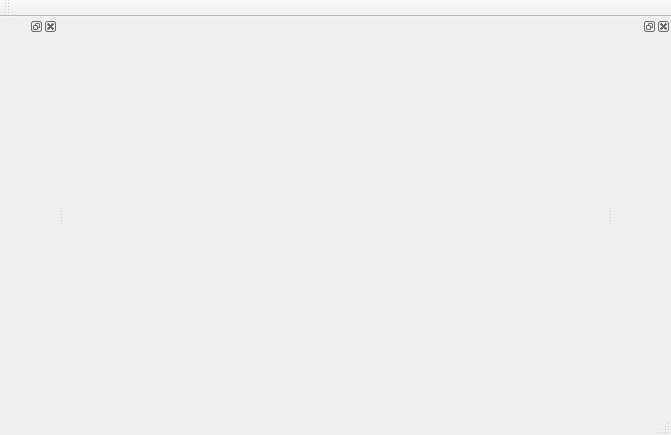
First picture: the form in fileexplorer.ui, repository zare3/DiskAnalyser, before the edit.
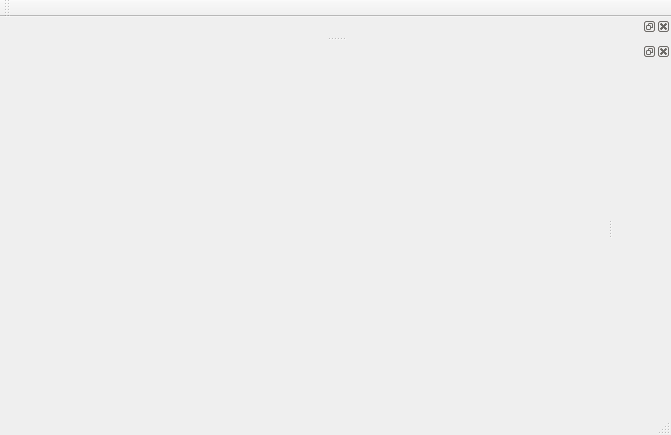
Second picture: the form after the edit.

What changed in the file:
```diff
--- a/fileexplorer.ui
+++ b/fileexplorer.ui
@@ -35,7 +35,7 @@
   <widget class="QStatusBar" name="statusBar"/>
   <widget class="QDockWidget" name="treeDockWidget">
    <attribute name="dockWidgetArea">
-    <number>1</number>
+    <number>4</number>
    </attribute>
    <widget class="QWidget" name="dockWidgetContents"/>
   </widget>
```
